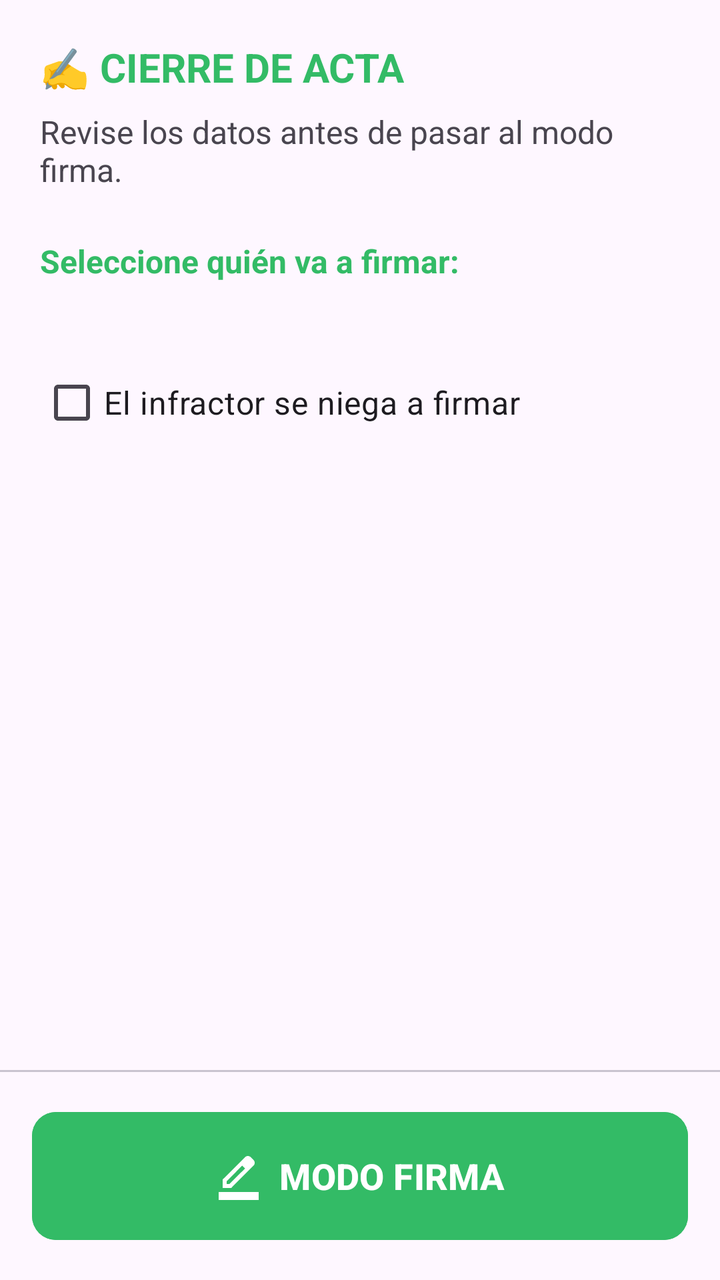
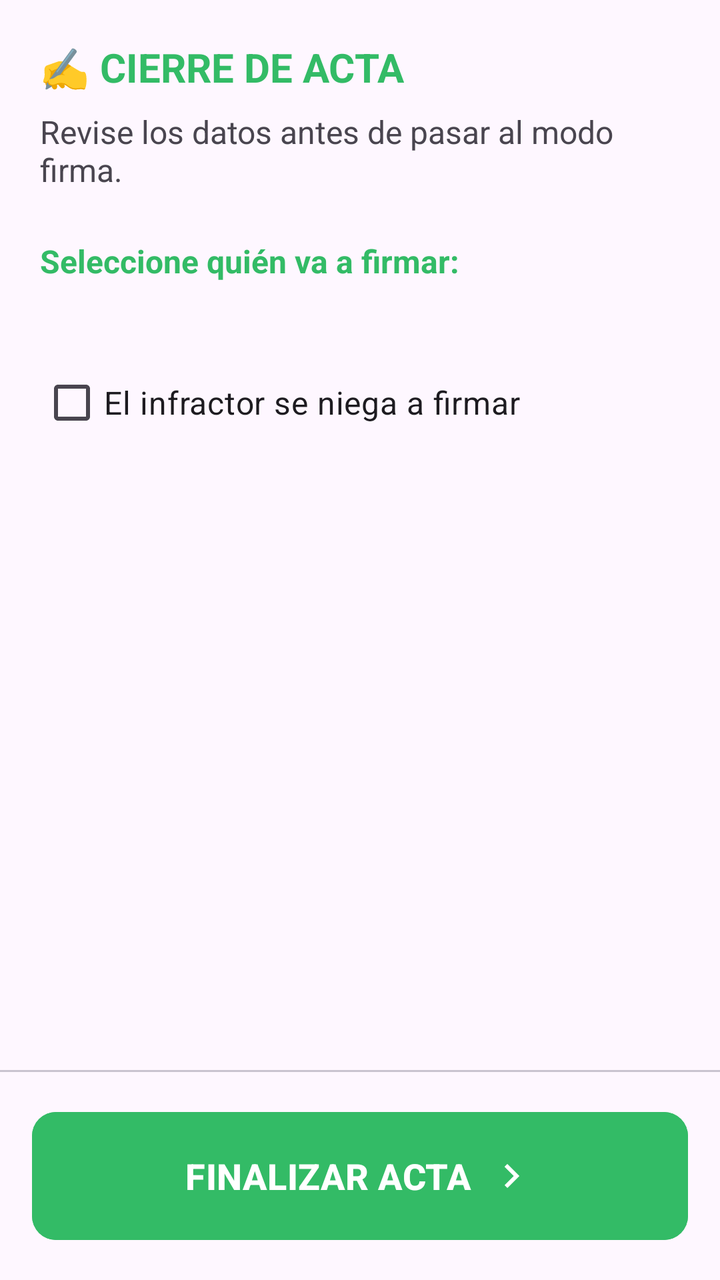

An Android layout rendered at two revisions. The XML below is the earlier revision; the diff shows what the commit changed to produce the second picture.
<!-- AndroidManifest.xml: application theme Theme.ChivilcoyActas -->
<!-- res/layout/fragment_firma.xml -->
<?xml version="1.0" encoding="utf-8"?>
<FrameLayout xmlns:android="http://schemas.android.com/apk/res/android"
    xmlns:app="http://schemas.android.com/apk/res-auto"
    android:id="@+id/rootFirma"
    android:layout_width="match_parent"
    android:layout_height="match_parent"
    android:background="?android:attr/windowBackground"
    android:clickable="true"
    android:focusable="true"
    android:focusableInTouchMode="true">

    
    <androidx.constraintlayout.widget.ConstraintLayout
        android:id="@+id/layoutPreparacionFirma"
        android:layout_width="match_parent"
        android:layout_height="match_parent"
        android:visibility="visible">

        <androidx.core.widget.NestedScrollView
            android:layout_width="0dp"
            android:layout_height="0dp"
            android:fillViewport="true"
            app:layout_constraintBottom_toTopOf="@id/bottomBarPrep"
            app:layout_constraintEnd_toEndOf="parent"
            app:layout_constraintStart_toStartOf="parent"
            app:layout_constraintTop_toTopOf="parent">

            <LinearLayout
                android:layout_width="match_parent"
                android:layout_height="wrap_content"
                android:focusable="true"
                android:focusableInTouchMode="true"
                android:orientation="vertical"
                android:padding="20dp">

                <TextView
                    android:layout_width="wrap_content"
                    android:layout_height="wrap_content"
                    android:layout_marginBottom="8dp"
                    android:text="✍️ CIERRE DE ACTA"
                    android:textColor="?attr/colorPrimary"
                    android:textSize="20sp"
                    android:textStyle="bold" />

                <TextView
                    android:layout_width="match_parent"
                    android:layout_height="wrap_content"
                    android:layout_marginBottom="24dp"
                    android:text="Revise los datos antes de pasar al modo firma."
                    android:textSize="16sp" />

                <TextView
                    android:layout_width="wrap_content"
                    android:layout_height="wrap_content"
                    android:layout_marginBottom="12dp"
                    android:text="Seleccione quién va a firmar:"
                    android:textColor="?attr/colorPrimary"
                    android:textSize="16sp"
                    android:textStyle="bold" />

                
                <LinearLayout
                    android:id="@+id/containerBotonesFirmas"
                    android:layout_width="match_parent"
                    android:layout_height="wrap_content"
                    android:layout_marginBottom="16dp"
                    android:orientation="vertical">
                    
                </LinearLayout>

                <com.google.android.material.checkbox.MaterialCheckBox
                    android:id="@+id/checkSeNiegaAFirmar"
                    android:layout_width="match_parent"
                    android:layout_height="wrap_content"
                    android:layout_marginTop="8dp"
                    android:layout_marginBottom="24dp"
                    android:text="El infractor se niega a firmar"
                    android:textSize="16sp" />

            </LinearLayout>
        </androidx.core.widget.NestedScrollView>

        <com.google.android.material.divider.MaterialDivider
            android:id="@+id/dividerPrep"
            android:layout_width="match_parent"
            android:layout_height="wrap_content"
            app:layout_constraintBottom_toTopOf="@id/bottomBarPrep" />

        <LinearLayout
            android:id="@+id/bottomBarPrep"
            android:layout_width="match_parent"
            android:layout_height="wrap_content"
            android:background="?android:attr/windowBackground"
            android:padding="16dp"
            app:layout_constraintBottom_toBottomOf="parent">

            <com.google.android.material.button.MaterialButton
                android:id="@+id/btnIrAFirmar"
                android:layout_width="match_parent"
                android:layout_height="72dp"
                android:backgroundTint="?attr/colorPrimary"
                android:text="MODO FIRMA"
                android:textSize="18sp"
                android:textStyle="bold"
                app:cornerRadius="12dp"
                app:icon="@drawable/ic_signature"
                app:iconGravity="textStart"
                app:iconSize="24dp"
                app:iconTint="@android:color/white" />
        </LinearLayout>
    </androidx.constraintlayout.widget.ConstraintLayout>

    
    <androidx.constraintlayout.widget.ConstraintLayout
        android:id="@+id/layoutModoFirma"
        android:layout_width="match_parent"
        android:layout_height="match_parent"
        android:background="?android:attr/windowBackground"
        android:visibility="gone">

        <androidx.core.widget.NestedScrollView
            android:layout_width="0dp"
            android:layout_height="0dp"
            android:fillViewport="true"
            app:layout_constraintBottom_toTopOf="@id/bottomBarFirma"
            app:layout_constraintEnd_toEndOf="parent"
            app:layout_constraintStart_toStartOf="parent"
            app:layout_constraintTop_toTopOf="parent">

            <LinearLayout
                android:layout_width="match_parent"
                android:layout_height="wrap_content"
                android:focusable="true"
                android:focusableInTouchMode="true"
                android:orientation="vertical"
                android:padding="16dp">

                <TextView
                    android:layout_width="match_parent"
                    android:layout_height="wrap_content"
                    android:layout_marginBottom="12dp"
                    android:gravity="center"
                    android:text="📝 RESUMEN DE INFRACCIÓN"
                    android:textColor="?attr/colorPrimary"
                    android:textSize="18sp"
                    android:textStyle="bold" />

                
                <com.google.android.material.card.MaterialCardView
                    android:layout_width="match_parent"
                    android:layout_height="wrap_content"
                    android:layout_marginBottom="12dp"
                    app:cardBackgroundColor="?attr/colorSurfaceVariant"
                    app:cardCornerRadius="8dp"
                    app:cardElevation="0dp"
                    app:strokeWidth="0dp">

                    <TextView
                        android:id="@+id/tvResumenActa"
                        android:layout_width="match_parent"
                        android:layout_height="wrap_content"
                        android:padding="12dp"
                        android:text="Cargando datos..."
                        android:textColor="?attr/colorOnSurfaceVariant"
                        android:textSize="14sp" />
                </com.google.android.material.card.MaterialCardView>

                <TextView
                    android:layout_width="match_parent"
                    android:layout_height="wrap_content"
                    android:layout_marginBottom="16dp"
                    android:text="Al firmar, usted se da por notificado de la presente infracción. La firma no implica aceptación de la culpa, sino recepción de la notificación."
                    android:textSize="12sp"
                    android:textStyle="italic" />

                <com.google.android.material.card.MaterialCardView
                    android:layout_width="match_parent"
                    android:layout_height="wrap_content"
                    app:cardCornerRadius="8dp"
                    app:cardElevation="4dp"
                    app:strokeColor="?attr/colorPrimary"
                    app:strokeWidth="2dp">

                    <com.github.gcacace.signaturepad.views.SignaturePad
                        android:id="@+id/signaturePad"
                        android:layout_width="match_parent"
                        android:layout_height="300dp"
                        android:background="@android:color/white"
                        android:saveEnabled="false" />
                </com.google.android.material.card.MaterialCardView>

                <com.google.android.material.button.MaterialButton
                    android:id="@+id/btnLimpiarFirma"
                    style="@style/Widget.Material3.Button.TextButton"
                    android:layout_width="wrap_content"
                    android:layout_height="wrap_content"
                    android:layout_gravity="end"
                    android:layout_marginTop="8dp"
                    android:text="BORRAR FIRMA"
                    android:textColor="#D32F2F"
                    android:textSize="14sp"
                    app:icon="@android:drawable/ic_menu_revert"
                    app:iconTint="#D32F2F" />

            </LinearLayout>
        </androidx.core.widget.NestedScrollView>

        <com.google.android.material.divider.MaterialDivider
            android:id="@+id/dividerFirma"
            android:layout_width="match_parent"
            android:layout_height="wrap_content"
            app:layout_constraintBottom_toTopOf="@id/bottomBarFirma" />

        <LinearLayout
            android:id="@+id/bottomBarFirma"
            android:layout_width="match_parent"
            android:layout_height="wrap_content"
            android:background="?android:attr/windowBackground"
            android:orientation="horizontal"
            android:padding="16dp"
            app:layout_constraintBottom_toBottomOf="parent">

            <com.google.android.material.button.MaterialButton
                android:id="@+id/btnVolverDeFirma"
                style="@style/Widget.Material3.Button.TonalButton"
                android:layout_width="0dp"
                android:layout_height="64dp"
                android:layout_marginEnd="12dp"
                android:layout_weight="1"
                android:text="VOLVER"
                android:textSize="14sp"
                app:cornerRadius="12dp"
                app:icon="@drawable/ic_arrow_back_thin"
                app:iconGravity="textStart" />

            <com.google.android.material.button.MaterialButton
                android:id="@+id/btnFinalizarActa"
                android:layout_width="0dp"
                android:layout_height="64dp"
                android:layout_weight="2"
                android:backgroundTint="?attr/colorPrimary"
                android:enabled="false"
                android:text="CONFIRMAR FIRMA"
                android:textSize="16sp"
                android:textStyle="bold"
                android:visibility="visible"
                app:cornerRadius="12dp" />
        </LinearLayout>
    </androidx.constraintlayout.widget.ConstraintLayout>
</FrameLayout>
<!-- resources referenced by this layout -->
<resources>
  <!-- drawable ic_arrow_back_thin (drawable) -->
  <vector xmlns:android="http://schemas.android.com/apk/res/android"
      android:width="24dp"
      android:height="24dp"
      android:viewportWidth="24"
      android:viewportHeight="24">
      <path
          android:strokeColor="#000000"
          android:strokeWidth="2"
          android:strokeLineCap="round"
          android:strokeLineJoin="round"
          android:pathData="M15,18l-6,-6 6,-6" />
  </vector>
  <!-- drawable ic_signature (drawable) -->
  <vector xmlns:android="http://schemas.android.com/apk/res/android" android:height="24dp" android:tint="#000000" android:viewportHeight="960" android:viewportWidth="960" android:width="24dp">
        
      <path android:fillColor="@android:color/white" android:pathData="M80,960L80,800L880,800L880,960L80,960ZM240,640L296,640L608,329L579,300L551,272L240,584L240,640ZM160,720L160,550L608,103Q619,92 633.5,86Q648,80 664,80Q680,80 695,86Q710,92 722,104L777,160Q789,171 794.5,186Q800,201 800,217Q800,232 794.5,246.5Q789,261 777,273L330,720L160,720ZM720,216L720,216L664,160L664,160L720,216ZM608,329L579,300L551,272L551,272L608,329Z"/>
      
  </vector>
  <style name="Theme.ChivilcoyActas" parent="Base.Theme.ChivilcoyActas" />
  <style name="Base.Theme.ChivilcoyActas" parent="Theme.Material3.DayNight.NoActionBar">
          
          <item name="colorPrimary">#33BB66</item>
  
          <item name="colorSecondary">#33BB66</item>
          <item name="android:statusBarColor">#33BB66</item>
      </style>
</resources>

<!-- the commit's change to res/layout/fragment_firma.xml (unified diff, before → after) -->
@@ -99,12 +99,12 @@
                 android:layout_width="match_parent"
                 android:layout_height="72dp"
                 android:backgroundTint="?attr/colorPrimary"
-                android:text="MODO FIRMA"
+                android:text="FINALIZAR ACTA"
                 android:textSize="18sp"
                 android:textStyle="bold"
                 app:cornerRadius="12dp"
-                app:icon="@drawable/ic_signature"
-                app:iconGravity="textStart"
+                app:icon="@drawable/ic_arrow_forward"
+                app:iconGravity="textEnd"
                 app:iconSize="24dp"
                 app:iconTint="@android:color/white" />
         </LinearLayout>
@@ -185,7 +185,8 @@
                         android:id="@+id/signaturePad"
                         android:layout_width="match_parent"
                         android:layout_height="300dp"
-                        android:background="@android:color/white"
+                        android:background="?attr/colorSurface"
+                        app:penColor="?attr/colorOnSurface"
                         android:saveEnabled="false" />
                 </com.google.android.material.card.MaterialCardView>
 
@@ -197,10 +198,10 @@
                     android:layout_gravity="end"
                     android:layout_marginTop="8dp"
                     android:text="BORRAR FIRMA"
-                    android:textColor="#D32F2F"
+                    android:textColor="?attr/colorError"
                     android:textSize="14sp"
                     app:icon="@android:drawable/ic_menu_revert"
-                    app:iconTint="#D32F2F" />
+                    app:iconTint="?attr/colorError" />
 
             </LinearLayout>
         </androidx.core.widget.NestedScrollView>
@@ -244,7 +245,10 @@
                 android:textSize="16sp"
                 android:textStyle="bold"
                 android:visibility="visible"
-                app:cornerRadius="12dp" />
+                app:cornerRadius="12dp"
+                app:icon="@drawable/ic_arrow_forward"
+                app:iconGravity="textEnd"
+                app:iconTint="@android:color/white" />
         </LinearLayout>
     </androidx.constraintlayout.widget.ConstraintLayout>
 </FrameLayout>
<!-- resource entries referenced after the edit -->
@@ -13,11 +13,15 @@
           android:strokeLineJoin="round"
           android:pathData="M15,18l-6,-6 6,-6" />
   </vector>
-  <!-- drawable ic_signature (drawable) -->
-  <vector xmlns:android="http://schemas.android.com/apk/res/android" android:height="24dp" android:tint="#000000" android:viewportHeight="960" android:viewportWidth="960" android:width="24dp">
-        
-      <path android:fillColor="@android:color/white" android:pathData="M80,960L80,800L880,800L880,960L80,960ZM240,640L296,640L608,329L579,300L551,272L240,584L240,640ZM160,720L160,550L608,103Q619,92 633.5,86Q648,80 664,80Q680,80 695,86Q710,92 722,104L777,160Q789,171 794.5,186Q800,201 800,217Q800,232 794.5,246.5Q789,261 777,273L330,720L160,720ZM720,216L720,216L664,160L664,160L720,216ZM608,329L579,300L551,272L551,272L608,329Z"/>
-      
+  <!-- drawable ic_arrow_forward (drawable) -->
+  <vector xmlns:android="http://schemas.android.com/apk/res/android"
+      android:width="24dp"
+      android:height="24dp"
+      android:viewportWidth="24"
+      android:viewportHeight="24">
+      <path
+          android:fillColor="#FFFFFF"
+          android:pathData="M8.59,16.59L13.17,12L8.59,7.41L10,6L16,12L10,18L8.59,16.59Z" />
   </vector>
   <style name="Theme.ChivilcoyActas" parent="Base.Theme.ChivilcoyActas" />
   <style name="Base.Theme.ChivilcoyActas" parent="Theme.Material3.DayNight.NoActionBar">
